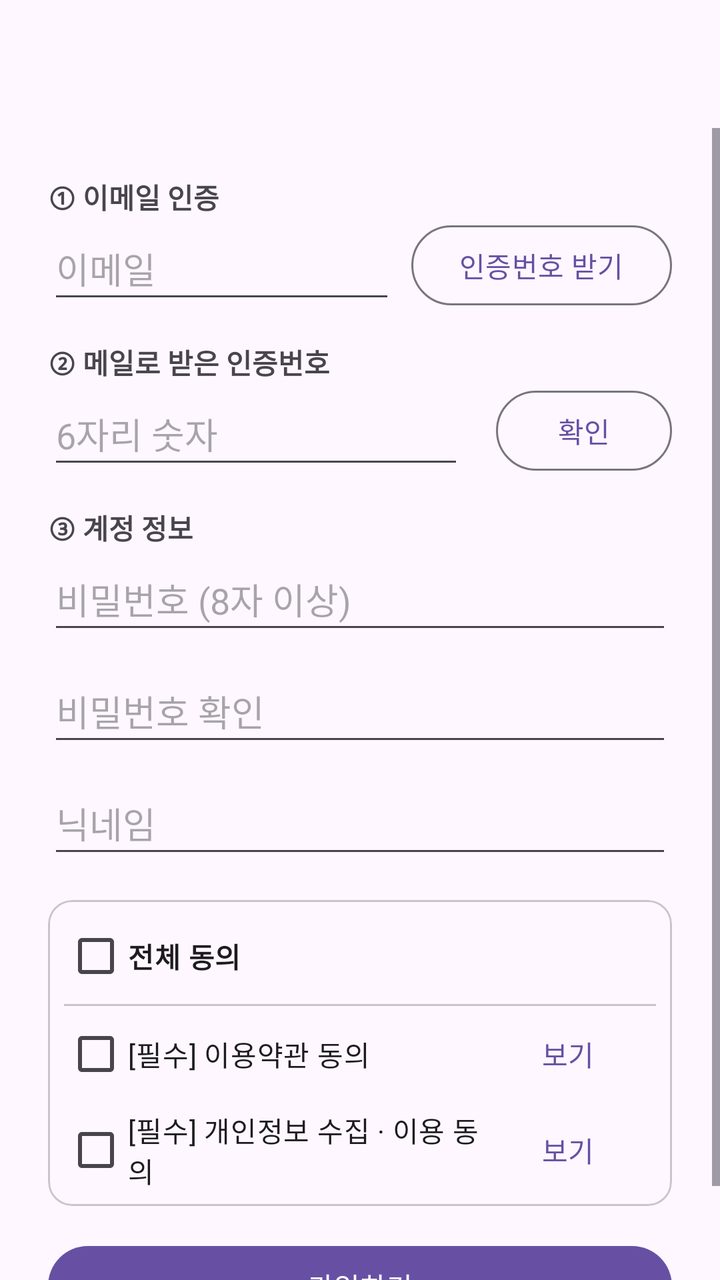
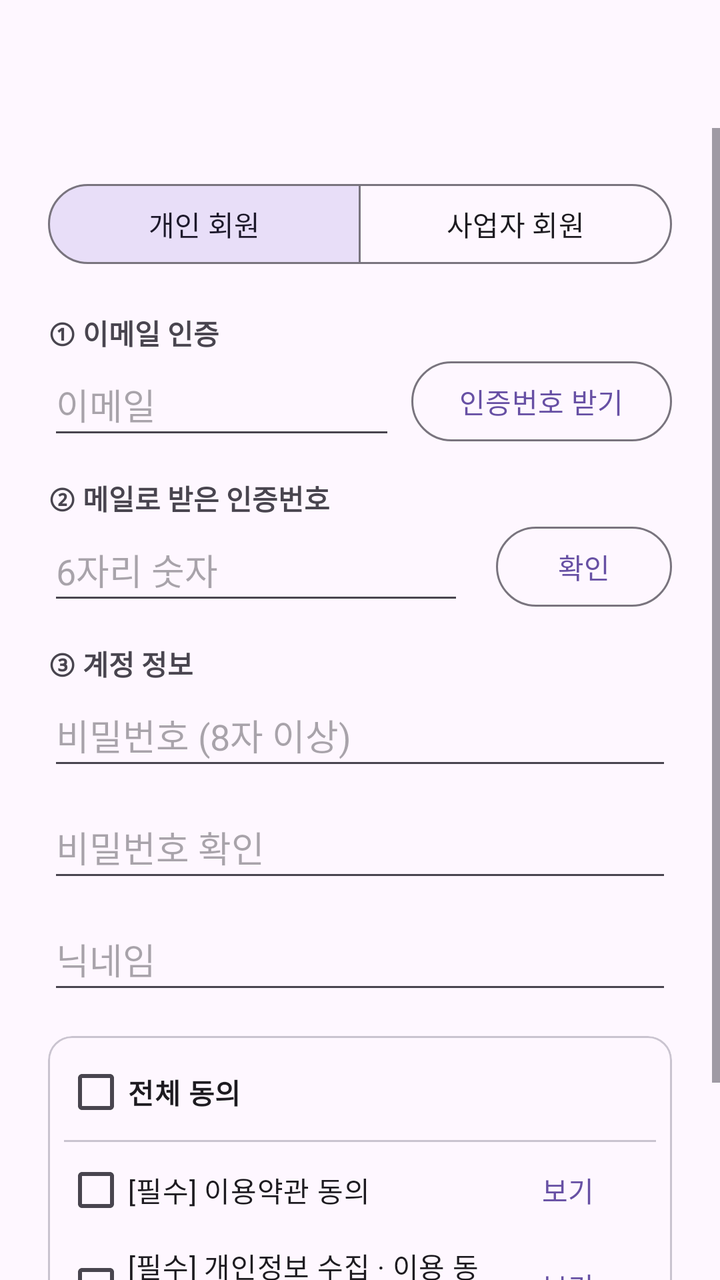

Two renders of the same Android screen: before a commit and after it. Below are the layout's source before the change and the commit's diff.
<!-- AndroidManifest.xml: application theme Theme.GajeonTiming -->
<!-- res/layout/activity_sign_up.xml -->
<?xml version="1.0" encoding="utf-8"?>
<LinearLayout xmlns:android="http://schemas.android.com/apk/res/android"
    xmlns:app="http://schemas.android.com/apk/res-auto"
    android:layout_width="match_parent"
    android:layout_height="match_parent"
    android:fitsSystemWindows="true"
    android:orientation="vertical">

    <com.google.android.material.appbar.MaterialToolbar
        android:id="@+id/toolbar"
        android:layout_width="match_parent"
        android:layout_height="?attr/actionBarSize" />

    <ScrollView
        android:layout_width="match_parent"
        android:layout_height="match_parent">

        <LinearLayout
            android:layout_width="match_parent"
            android:layout_height="wrap_content"
            android:orientation="vertical"
            android:padding="24dp">

            
            <TextView
                style="@style/DetailLabel"
                android:layout_marginTop="0dp"
                android:text="@string/signup_step_email" />

            <LinearLayout
                android:layout_width="match_parent"
                android:layout_height="wrap_content"
                android:gravity="center_vertical"
                android:orientation="horizontal">

                <EditText
                    android:id="@+id/signup_email"
                    android:layout_width="0dp"
                    android:layout_height="wrap_content"
                    android:layout_weight="1"
                    android:autofillHints="emailAddress"
                    android:hint="@string/hint_email"
                    android:inputType="textEmailAddress"
                    android:minHeight="48dp" />

                <Button
                    android:id="@+id/signup_send_code"
                    style="@style/Widget.Material3.Button.OutlinedButton"
                    android:layout_width="wrap_content"
                    android:layout_height="wrap_content"
                    android:layout_marginStart="8dp"
                    android:text="@string/signup_send" />
            </LinearLayout>

            
            <LinearLayout
                android:id="@+id/signup_code_step"
                android:layout_width="match_parent"
                android:layout_height="wrap_content"
                android:orientation="vertical">

                <TextView
                    style="@style/DetailLabel"
                    android:text="@string/signup_step_code" />

                <LinearLayout
                    android:layout_width="match_parent"
                    android:layout_height="wrap_content"
                    android:gravity="center_vertical"
                    android:orientation="horizontal">

                    <EditText
                        android:id="@+id/signup_code"
                        android:layout_width="0dp"
                        android:layout_height="wrap_content"
                        android:layout_weight="1"
                        android:autofillHints="smsOTPCode"
                        android:hint="@string/hint_code"
                        android:inputType="number"
                        android:maxLength="6"
                        android:minHeight="48dp" />

                    <TextView
                        android:id="@+id/signup_code_timer"
                        android:layout_width="wrap_content"
                        android:layout_height="wrap_content"
                        android:layout_marginHorizontal="8dp"
                        android:textColor="@color/score_red" />

                    <Button
                        android:id="@+id/signup_verify"
                        style="@style/Widget.Material3.Button.OutlinedButton"
                        android:layout_width="wrap_content"
                        android:layout_height="wrap_content"
                        android:text="@string/signup_verify" />
                </LinearLayout>
            </LinearLayout>

            
            <LinearLayout
                android:id="@+id/signup_account_step"
                android:layout_width="match_parent"
                android:layout_height="wrap_content"
                android:orientation="vertical">

                <TextView
                    style="@style/DetailLabel"
                    android:text="@string/signup_step_account" />

                <EditText
                    android:id="@+id/signup_password"
                    android:layout_width="match_parent"
                    android:layout_height="wrap_content"
                    android:autofillHints="newPassword"
                    android:hint="@string/hint_new_password"
                    android:inputType="textPassword"
                    android:minHeight="48dp" />

                <EditText
                    android:id="@+id/signup_password_confirm"
                    android:layout_width="match_parent"
                    android:layout_height="wrap_content"
                    android:layout_marginTop="8dp"
                    android:autofillHints="newPassword"
                    android:hint="@string/hint_password_confirm"
                    android:inputType="textPassword"
                    android:minHeight="48dp" />

                <EditText
                    android:id="@+id/signup_nickname"
                    android:layout_width="match_parent"
                    android:layout_height="wrap_content"
                    android:layout_marginTop="8dp"
                    android:autofillHints="username"
                    android:hint="@string/hint_nickname"
                    android:inputType="text"
                    android:maxLength="20"
                    android:minHeight="48dp" />

                
                <include
                    layout="@layout/include_terms_agreement"
                    android:layout_width="match_parent"
                    android:layout_height="wrap_content"
                    android:layout_marginTop="16dp" />


                <Button
                    android:id="@+id/signup_button"
                    android:layout_width="match_parent"
                    android:layout_height="wrap_content"
                    android:layout_marginTop="16dp"
                    android:text="@string/signup_submit" />
            </LinearLayout>

            <TextView
                android:id="@+id/signup_error"
                android:layout_width="match_parent"
                android:layout_height="wrap_content"
                android:layout_marginTop="12dp"
                android:textColor="@color/score_red"
                android:visibility="gone" />

            <ProgressBar
                android:id="@+id/signup_progress"
                android:layout_width="32dp"
                android:layout_height="32dp"
                android:layout_gravity="center"
                android:layout_marginTop="8dp"
                android:visibility="gone" />
        </LinearLayout>
    </ScrollView>
</LinearLayout>
<!-- res/layout/include_terms_agreement.xml (included above) -->
<?xml version="1.0" encoding="utf-8"?>
<com.google.android.material.card.MaterialCardView xmlns:android="http://schemas.android.com/apk/res/android"
    xmlns:app="http://schemas.android.com/apk/res-auto"
    android:layout_width="match_parent"
    android:layout_height="wrap_content"
    app:cardCornerRadius="12dp"
    app:cardElevation="0dp"
    app:strokeColor="?attr/colorOutlineVariant"
    app:strokeWidth="1dp">

    <LinearLayout
        android:layout_width="match_parent"
        android:layout_height="wrap_content"
        android:orientation="vertical"
        android:paddingHorizontal="8dp"
        android:paddingVertical="4dp">

        <CheckBox
            android:id="@+id/terms_agree_all"
            android:layout_width="match_parent"
            android:layout_height="wrap_content"
            android:minHeight="48dp"
            android:text="@string/signup_agree_all"
            android:textStyle="bold" />

        <View
            android:layout_width="match_parent"
            android:layout_height="1dp"
            android:background="?attr/colorOutlineVariant" />

        <LinearLayout
            android:layout_width="match_parent"
            android:layout_height="wrap_content"
            android:gravity="center_vertical"
            android:orientation="horizontal">

            <CheckBox
                android:id="@+id/terms_agree_terms"
                android:layout_width="0dp"
                android:layout_height="wrap_content"
                android:layout_weight="1"
                android:minHeight="48dp"
                android:text="@string/signup_agree_terms" />

            <Button
                android:id="@+id/terms_view_terms"
                style="@style/Widget.Material3.Button.TextButton"
                android:layout_width="wrap_content"
                android:layout_height="wrap_content"
                android:text="@string/signup_view" />
        </LinearLayout>

        <LinearLayout
            android:layout_width="match_parent"
            android:layout_height="wrap_content"
            android:gravity="center_vertical"
            android:orientation="horizontal">

            <CheckBox
                android:id="@+id/terms_agree_privacy"
                android:layout_width="0dp"
                android:layout_height="wrap_content"
                android:layout_weight="1"
                android:minHeight="48dp"
                android:text="@string/signup_agree_privacy" />

            <Button
                android:id="@+id/terms_view_privacy"
                style="@style/Widget.Material3.Button.TextButton"
                android:layout_width="wrap_content"
                android:layout_height="wrap_content"
                android:text="@string/signup_view" />
        </LinearLayout>
    </LinearLayout>
</com.google.android.material.card.MaterialCardView>
<!-- resources referenced by this layout -->
<resources>
  <color name="score_red">#C62828</color>
  <string name="hint_code">6자리 숫자</string>
  <string name="hint_email">이메일</string>
  <string name="hint_new_password">비밀번호 (8자 이상)</string>
  <string name="hint_nickname">닉네임</string>
  <string name="hint_password_confirm">비밀번호 확인</string>
  <string name="signup_agree_all">전체 동의</string>
  <string name="signup_agree_privacy">[필수] 개인정보 수집 · 이용 동의</string>
  <string name="signup_agree_terms">[필수] 이용약관 동의</string>
  <string name="signup_send">인증번호 받기</string>
  <string name="signup_step_account">③ 계정 정보</string>
  <string name="signup_step_code">② 메일로 받은 인증번호</string>
  <string name="signup_step_email">① 이메일 인증</string>
  <string name="signup_submit">가입하기</string>
  <string name="signup_verify">확인</string>
  <string name="signup_view">보기</string>
  <style name="DetailLabel">
          <item name="android:layout_width">wrap_content</item>
          <item name="android:layout_height">wrap_content</item>
          <item name="android:layout_marginTop">14dp</item>
          <item name="android:textSize">14sp</item>
          <item name="android:textStyle">bold</item>
      </style>
  <style name="Theme.GajeonTiming" parent="Theme.Material3.DayNight.NoActionBar" />
</resources>

<!-- the commit's change to res/layout/activity_sign_up.xml (unified diff, before → after) -->
@@ -22,9 +22,49 @@
             android:padding="24dp">
 
             
+            <com.google.android.material.button.MaterialButtonToggleGroup
+                android:id="@+id/signup_type_group"
+                android:layout_width="match_parent"
+                android:layout_height="wrap_content"
+                app:checkedButton="@id/signup_type_personal"
+                app:selectionRequired="true"
+                app:singleSelection="true">
+
+                <Button
+                    android:id="@+id/signup_type_personal"
+                    style="@style/Widget.Material3.Button.OutlinedButton"
+                    android:layout_width="0dp"
+                    android:layout_height="wrap_content"
+                    android:layout_weight="1"
+                    android:text="@string/signup_type_personal" />
+
+                <Button
+                    android:id="@+id/signup_type_business"
+                    style="@style/Widget.Material3.Button.OutlinedButton"
+                    android:layout_width="0dp"
+                    android:layout_height="wrap_content"
+                    android:layout_weight="1"
+                    android:text="@string/signup_type_business" />
+            </com.google.android.material.button.MaterialButtonToggleGroup>
+
+            
+            <TextView
+                android:id="@+id/signup_business_notice"
+                android:layout_width="match_parent"
+                android:layout_height="wrap_content"
+                android:layout_marginTop="8dp"
+                android:background="@color/notice_bg"
+                android:lineSpacingExtra="2dp"
+                android:padding="12dp"
+                android:text="@string/signup_business_notice"
+                android:textColor="@color/notice_text"
+                android:textSize="13sp"
+                android:visibility="gone" />
+
+            
             <TextView
                 style="@style/DetailLabel"
-                android:layout_marginTop="0dp"
+                android:layout_marginTop="20dp"
                 android:text="@string/signup_step_email" />
 
             <LinearLayout
@@ -126,6 +166,7 @@
                     android:inputType="textPassword"
                     android:minHeight="48dp" />
 
+                
                 <EditText
                     android:id="@+id/signup_nickname"
                     android:layout_width="match_parent"
@@ -136,6 +177,66 @@
                     android:inputType="text"
                     android:maxLength="20"
                     android:minHeight="48dp" />
+
+                
+                <LinearLayout
+                    android:id="@+id/signup_business_box"
+                    android:layout_width="match_parent"
+                    android:layout_height="wrap_content"
+                    android:orientation="vertical"
+                    android:visibility="gone">
+
+                    <EditText
+                        android:id="@+id/signup_company"
+                        android:layout_width="match_parent"
+                        android:layout_height="wrap_content"
+                        android:layout_marginTop="8dp"
+                        android:autofillHints="organizationName"
+                        android:hint="@string/hint_company"
+                        android:inputType="text"
+                        android:maxLength="100"
+                        android:minHeight="48dp" />
+
+                    <com.google.android.material.textfield.TextInputLayout
+                        android:id="@+id/signup_business_type_layout"
+                        style="@style/Widget.Material3.TextInputLayout.OutlinedBox.ExposedDropdownMenu"
+                        android:layout_width="match_parent"
+                        android:layout_height="wrap_content"
+                        android:layout_marginTop="12dp"
+                        android:hint="@string/hint_business_type">
+
+                        <com.google.android.material.textfield.MaterialAutoCompleteTextView
+                            android:id="@+id/signup_business_type"
+                            android:layout_width="match_parent"
+                            android:layout_height="wrap_content"
+                            android:inputType="none"
+                            app:simpleItems="@array/business_types" />
+                    </com.google.android.material.textfield.TextInputLayout>
+
+                    
+                    <EditText
+                        android:id="@+id/signup_business_etc"
+                        android:layout_width="match_parent"
+                        android:layout_height="wrap_content"
+                        android:layout_marginTop="8dp"
+                        android:hint="@string/hint_business_etc"
+                        android:importantForAutofill="no"
+                        android:inputType="text"
+                        android:maxLength="50"
+                        android:minHeight="48dp"
+                        android:visibility="gone" />
+
+                    <EditText
+                        android:id="@+id/signup_contact_phone"
+                        android:layout_width="match_parent"
+                        android:layout_height="wrap_content"
+                        android:layout_marginTop="8dp"
+                        android:autofillHints="phone"
+                        android:hint="@string/hint_contact_phone"
+                        android:inputType="phone"
+                        android:maxLength="20"
+                        android:minHeight="48dp" />
+                </LinearLayout>
 
                 
                 <include
<!-- resource entries referenced after the edit -->
@@ -1,7 +1,23 @@
 <!-- resources referenced by this layout -->
 <resources>
+  <string-array name="business_types">
+          <item>가전 유통 · 판매점</item>
+          <item>온라인 쇼핑몰</item>
+          <item>가전 제조 · 브랜드</item>
+          <item>렌탈 · 구독</item>
+          <item>설치 · 수리 · A/S</item>
+          <item>중고 · 리퍼</item>
+          <item>시장 조사 · 컨설팅</item>
+          <item>@string/business_type_other</item>
+      </string-array>
+  <color name="notice_bg">#FFF4E5</color>
+  <color name="notice_text">#8A4B00</color>
   <color name="score_red">#C62828</color>
+  <string name="hint_business_etc">업종 직접 입력 (50자까지)</string>
+  <string name="hint_business_type">업종</string>
   <string name="hint_code">6자리 숫자</string>
+  <string name="hint_company">회사명</string>
+  <string name="hint_contact_phone">담당자 연락처 (선택)</string>
   <string name="hint_email">이메일</string>
   <string name="hint_new_password">비밀번호 (8자 이상)</string>
   <string name="hint_nickname">닉네임</string>
@@ -9,11 +25,14 @@
   <string name="signup_agree_all">전체 동의</string>
   <string name="signup_agree_privacy">[필수] 개인정보 수집 · 이용 동의</string>
   <string name="signup_agree_terms">[필수] 이용약관 동의</string>
+  <string name="signup_business_notice">사업자 계정은 관리자 승인 후 이용할 수 있어요.\n가입 후 1~2일 안에 검토 결과를 이메일로 알려 드려요.</string>
   <string name="signup_send">인증번호 받기</string>
   <string name="signup_step_account">③ 계정 정보</string>
   <string name="signup_step_code">② 메일로 받은 인증번호</string>
   <string name="signup_step_email">① 이메일 인증</string>
   <string name="signup_submit">가입하기</string>
+  <string name="signup_type_business">사업자 회원</string>
+  <string name="signup_type_personal">개인 회원</string>
   <string name="signup_verify">확인</string>
   <string name="signup_view">보기</string>
   <style name="DetailLabel">
@@ -24,5 +43,6 @@
           <item name="android:textStyle">bold</item>
       </style>
   <style name="Theme.GajeonTiming" parent="Theme.Material3.DayNight.NoActionBar" />
+  <string name="business_type_other">기타</string>
 </resources>
 
